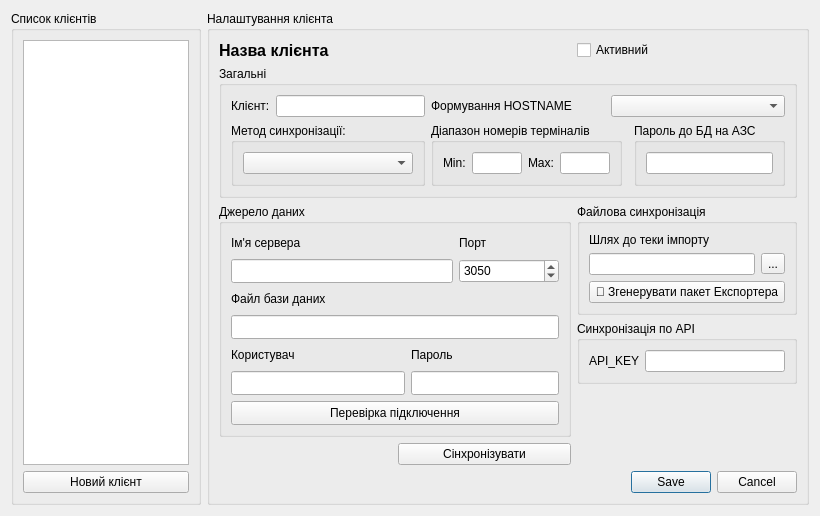
Before: the Qt Designer form Gandalf/Clients/clientslistdialog.ui in rust3128/WhiteTower, drawn with Qt 5.
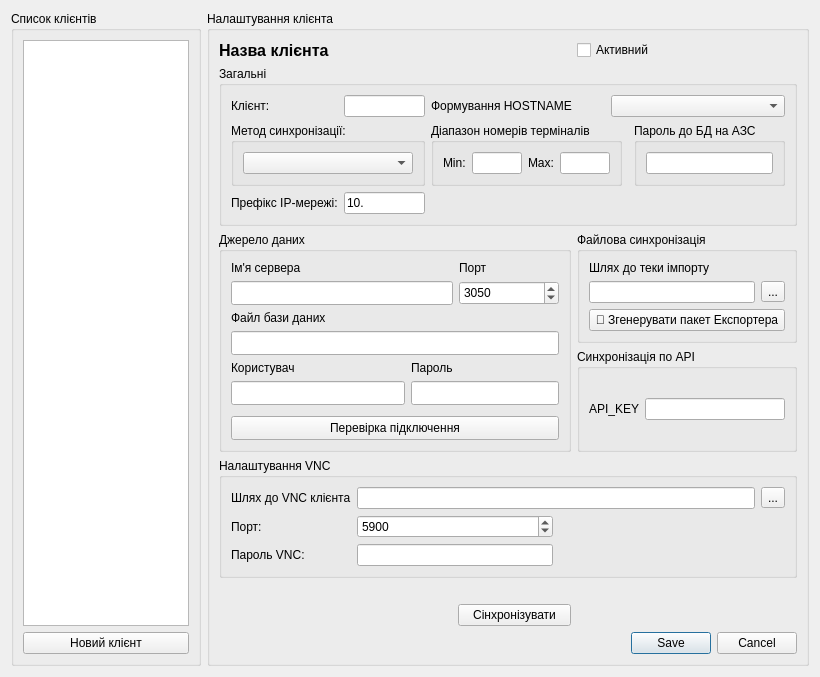
After: the same form once the commit is applied. Icons and pictures are not drawn.

Patch:
```diff
--- a/Gandalf/Clients/clientslistdialog.ui
+++ b/Gandalf/Clients/clientslistdialog.ui
@@ -7,7 +7,7 @@
     <x>0</x>
     <y>0</y>
     <width>820</width>
-    <height>516</height>
+    <height>677</height>
    </rect>
   </property>
   <property name="windowTitle">
@@ -19,8 +19,8 @@
      <property name="title">
       <string>Налаштування клієнта</string>
      </property>
-     <layout class="QGridLayout" name="gridLayout_9">
-      <item row="5" column="0" rowspan="3" colspan="2">
+     <layout class="QGridLayout" name="gridLayout_10">
+      <item row="2" column="0" rowspan="2" colspan="3">
        <widget class="QGroupBox" name="groupBoxDatabase">
         <property name="minimumSize">
          <size>
@@ -32,19 +32,61 @@
          <string>Джерело даних</string>
         </property>
         <layout class="QGridLayout" name="gridLayout_8">
-         <item row="5" column="1" colspan="2">
-          <widget class="QLineEdit" name="lineEditPass">
+         <item row="4" column="1">
+          <widget class="QLabel" name="label_9">
+           <property name="text">
+            <string>Пароль</string>
+           </property>
+          </widget>
+         </item>
+         <item row="4" column="0">
+          <widget class="QLabel" name="label_10">
+           <property name="text">
+            <string>Користувач</string>
+           </property>
+          </widget>
+         </item>
+         <item row="5" column="0">
+          <widget class="QLineEdit" name="lineEditUser">
            <property name="minimumSize">
             <size>
              <width>0</width>
              <height>24</height>
             </size>
            </property>
-           <property name="echoMode">
-            <enum>QLineEdit::EchoMode::Password</enum>
+           <property name="jsonKey" stdset="0">
+            <string>config_direct.db_user</string>
            </property>
+          </widget>
+         </item>
+         <item row="1" column="2">
+          <widget class="QSpinBox" name="spinBoxPort">
+           <property name="minimumSize">
+            <size>
+             <width>100</width>
+             <height>24</height>
+            </size>
+           </property>
+           <property name="maximumSize">
+            <size>
+             <width>100</width>
+             <height>16777215</height>
+            </size>
+           </property>
+           <property name="buttonSymbols">
+            <enum>QAbstractSpinBox::ButtonSymbols::UpDownArrows</enum>
+           </property>
+           <property name="maximum">
+            <number>65535</number>
+           </property>
+           <property name="stepType">
+            <enum>QAbstractSpinBox::StepType::DefaultStepType</enum>
+           </property>
+           <property name="value">
+            <number>3050</number>
+           </property>
            <property name="jsonKey" stdset="0">
-            <string>config_direct.db_password</string>
+            <string>config_direct.db_port</string>
            </property>
           </widget>
          </item>
@@ -55,7 +97,7 @@
            </property>
           </widget>
          </item>
-         <item row="6" column="0" colspan="3">
+         <item row="7" column="0" colspan="3">
           <widget class="QPushButton" name="pushButtonCheckConnections">
            <property name="minimumSize">
             <size>
@@ -82,71 +124,6 @@
            </property>
           </widget>
          </item>
-         <item row="2" column="0">
-          <widget class="QLabel" name="label_8">
-           <property name="text">
-            <string>Файл бази даних</string>
-           </property>
-          </widget>
-         </item>
-         <item row="1" column="2">
-          <widget class="QSpinBox" name="spinBoxPort">
-           <property name="minimumSize">
-            <size>
-             <width>100</width>
-             <height>24</height>
-            </size>
-           </property>
-           <property name="maximumSize">
-            <size>
-             <width>100</width>
-             <height>16777215</height>
-            </size>
-           </property>
-           <property name="buttonSymbols">
-            <enum>QAbstractSpinBox::ButtonSymbols::UpDownArrows</enum>
-           </property>
-           <property name="maximum">
-            <number>65535</number>
-           </property>
-           <property name="stepType">
-            <enum>QAbstractSpinBox::StepType::DefaultStepType</enum>
-           </property>
-           <property name="value">
-            <number>3050</number>
-           </property>
-           <property name="jsonKey" stdset="0">
-            <string>config_direct.db_port</string>
-           </property>
-          </widget>
-         </item>
-         <item row="5" column="0">
-          <widget class="QLineEdit" name="lineEditUser">
-           <property name="minimumSize">
-            <size>
-             <width>0</width>
-             <height>24</height>
-            </size>
-           </property>
-           <property name="jsonKey" stdset="0">
-            <string>config_direct.db_user</string>
-           </property>
-          </widget>
-         </item>
-         <item row="4" column="1">
-          <widget class="QLabel" name="label_9">
-           <property name="text">
-            <string>Пароль</string>
-           </property>
-          </widget>
-         </item>
-         <item row="4" column="0">
-          <widget class="QLabel" name="label_10">
-           <property name="text">
-            <string>Користувач</string>
-           </property>
-          </widget>
-         </item>
          <item row="3" column="0" colspan="3">
           <widget class="QLineEdit" name="lineEditDBFileName">
            <property name="minimumSize">
@@ -160,6 +137,22 @@
            </property>
           </widget>
          </item>
+         <item row="5" column="1" colspan="2">
+          <widget class="QLineEdit" name="lineEditPass">
+           <property name="minimumSize">
+            <size>
+             <width>0</width>
+             <height>24</height>
+            </size>
+           </property>
+           <property name="echoMode">
+            <enum>QLineEdit::EchoMode::Password</enum>
+           </property>
+           <property name="jsonKey" stdset="0">
+            <string>config_direct.db_password</string>
+           </property>
+          </widget>
+         </item>
          <item row="1" column="0" colspan="2">
           <widget class="QLineEdit" name="lineEditServerName">
            <property name="minimumSize">
@@ -173,93 +166,30 @@
            </property>
           </widget>
          </item>
-        </layout>
-       </widget>
-      </item>
-      <item row="5" column="2">
-       <widget class="QGroupBox" name="groupBoxFileSettings">
-        <property name="title">
-         <string>Файлова синхронізація</string>
-        </property>
-        <layout class="QGridLayout" name="gridLayout_2">
-         <item row="1" column="0">
-          <widget class="QLineEdit" name="lineEditImportPathFile">
-           <property name="jsonKey" stdset="0">
-            <string>config_file.import_path</string>
-           </property>
-          </widget>
-         </item>
-         <item row="0" column="0">
-          <widget class="QLabel" name="label_12">
+         <item row="2" column="0">
+          <widget class="QLabel" name="label_8">
            <property name="text">
-            <string>Шлях до теки імпорту</string>
+            <string>Файл бази даних</string>
            </property>
           </widget>
          </item>
-         <item row="1" column="1">
-          <widget class="QToolButton" name="toolButtonBrowseImport">
-           <property name="text">
-            <string>...</string>
+         <item row="6" column="1">
+          <spacer name="verticalSpacer_2">
+           <property name="orientation">
+            <enum>Qt::Orientation::Vertical</enum>
            </property>
-          </widget>
-         </item>
-         <item row="2" column="0" colspan="2">
-          <widget class="QPushButton" name="pushButtonGenerateExporter">
-           <property name="enabled">
-            <bool>true</bool>
+           <property name="sizeHint" stdset="0">
+            <size>
+             <width>20</width>
+             <height>40</height>
+            </size>
            </property>
-           <property name="text">
-            <string>💾 Згенерувати пакет Експортера</string>
-           </property>
-          </widget>
+          </spacer>
          </item>
         </layout>
        </widget>
       </item>
-      <item row="8" column="1">
-       <widget class="QPushButton" name="pushButtonSync">
-        <property name="text">
-         <string>Сінхронізувати</string>
-        </property>
-       </widget>
-      </item>
-      <item row="0" column="0" colspan="2">
-       <widget class="QLabel" name="labelTitle">
-        <property name="font">
-         <font>
-          <pointsize>12</pointsize>
-          <bold>true</bold>
-         </font>
-        </property>
-        <property name="text">
-         <string>Назва клієнта</string>
-        </property>
-       </widget>
-      </item>
-      <item row="6" column="2">
-       <widget class="QGroupBox" name="groupBoxSyncAPI">
-        <property name="title">
-         <string>Синхронізація по API</string>
-        </property>
-        <layout class="QGridLayout" name="gridLayout_6">
-         <item row="0" column="0">
-          <widget class="QLabel" name="label_11">
-           <property name="text">
-            <string>API_KEY</string>
-           </property>
-          </widget>
-         </item>
-         <item row="0" column="1">
-          <widget class="QLineEdit" name="lineEditApiKeyPalantir">
-           <property name="jsonKey" stdset="0">
-            <string>config_palantir.api_key</string>
-           </property>
-          </widget>
-         </item>
-        </layout>
-       </widget>
-      </item>
-      <item row="9" column="0" colspan="3">
+      <item row="7" column="2" colspan="2">
        <widget class="QDialogButtonBox" name="buttonBox">
         <property name="standardButtons">
          <set>QDialogButtonBox::StandardButton::Cancel|QDialogButtonBox::StandardButton::Save</set>
@@ -269,7 +199,27 @@
         </property>
        </widget>
       </item>
-      <item row="0" column="2">
+      <item row="6" column="2">
+       <widget class="QPushButton" name="pushButtonSync">
+        <property name="text">
+         <string>Сінхронізувати</string>
+        </property>
+       </widget>
+      </item>
+      <item row="5" column="2">
+       <spacer name="verticalSpacer">
+        <property name="orientation">
+         <enum>Qt::Orientation::Vertical</enum>
+        </property>
+        <property name="sizeHint" stdset="0">
+         <size>
+          <width>20</width>
+          <height>40</height>
+         </size>
+        </property>
+       </spacer>
+      </item>
+      <item row="0" column="3">
        <widget class="QCheckBox" name="checkBoxIsActive">
         <property name="text">
          <string>Активний</string>
@@ -279,12 +229,35 @@
         </property>
        </widget>
       </item>
-      <item row="3" column="0" colspan="3">
+      <item row="1" column="0" colspan="4">
        <widget class="QGroupBox" name="groupBoxGeneral">
         <property name="title">
          <string>Загальні</string>
         </property>
         <layout class="QGridLayout" name="gridLayout_7">
+         <item row="3" column="0" colspan="2">
+          <widget class="QGroupBox" name="groupBox">
+           <property name="title">
+            <string>Метод синхронізації:</string>
+           </property>
+           <layout class="QHBoxLayout" name="horizontalLayout_2">
+            <item>
+             <widget class="QComboBox" name="comboBoxSyncMetod">
+              <property name="jsonKey" stdset="0">
+               <string>sync_method</string>
+              </property>
+             </widget>
+            </item>
+           </layout>
+          </widget>
+         </item>
+         <item row="1" column="0">
+          <widget class="QLabel" name="label">
+           <property name="text">
+            <string>Клієнт:</string>
+           </property>
+          </widget>
+         </item>
          <item row="3" column="2" colspan="2">
           <widget class="QGroupBox" name="groupBoxMinMacTerm">
            <property name="title">
@@ -369,13 +342,6 @@
            </property>
           </widget>
          </item>
-         <item row="1" column="0">
-          <widget class="QLabel" name="label">
-           <property name="text">
-            <string>Клієнт:</string>
-           </property>
-          </widget>
-         </item>
          <item row="1" column="2" colspan="4">
           <layout class="QHBoxLayout" name="horizontalLayout">
            <item>
@@ -394,21 +360,174 @@
            </item>
           </layout>
          </item>
-         <item row="3" column="0" colspan="2">
-          <widget class="QGroupBox" name="groupBox">
-           <property name="title">
-            <string>Метод синхронізації:</string>
+         <item row="4" column="0">
+          <widget class="QLabel" name="labelIpPrefix">
+           <property name="text">
+            <string>Префікс IP-мережі:</string>
            </property>
-           <layout class="QHBoxLayout" name="horizontalLayout_2">
-            <item>
-             <widget class="QComboBox" name="comboBoxSyncMetod">
-              <property name="jsonKey" stdset="0">
-               <string>sync_method</string>
-              </property>
-             </widget>
-            </item>
-           </layout>
           </widget>
+         </item>
+         <item row="4" column="1">
+          <widget class="QLineEdit" name="lineEditIpPrefix">
+           <property name="text">
+            <string>10.</string>
+           </property>
+           <property name="maxLength">
+            <number>15</number>
+           </property>
+          </widget>
+         </item>
+        </layout>
+       </widget>
+      </item>
+      <item row="2" column="3">
+       <widget class="QGroupBox" name="groupBoxFileSettings">
+        <property name="title">
+         <string>Файлова синхронізація</string>
+        </property>
+        <layout class="QGridLayout" name="gridLayout_2">
+         <item row="1" column="0">
+          <widget class="QLineEdit" name="lineEditImportPathFile">
+           <property name="jsonKey" stdset="0">
+            <string>config_file.import_path</string>
+           </property>
+          </widget>
+         </item>
+         <item row="0" column="0">
+          <widget class="QLabel" name="label_12">
+           <property name="text">
+            <string>Шлях до теки імпорту</string>
+           </property>
+          </widget>
+         </item>
+         <item row="1" column="1">
+          <widget class="QToolButton" name="toolButtonBrowseImport">
+           <property name="text">
+            <string>...</string>
+           </property>
+          </widget>
+         </item>
+         <item row="2" column="0" colspan="2">
+          <widget class="QPushButton" name="pushButtonGenerateExporter">
+           <property name="enabled">
+            <bool>true</bool>
+           </property>
+           <property name="text">
+            <string>💾 Згенерувати пакет Експортера</string>
+           </property>
+          </widget>
+         </item>
+        </layout>
+       </widget>
+      </item>
+      <item row="0" column="0">
+       <widget class="QLabel" name="labelTitle">
+        <property name="font">
+         <font>
+          <pointsize>12</pointsize>
+          <bold>true</bold>
+         </font>
+        </property>
+        <property name="text">
+         <string>Назва клієнта</string>
+        </property>
+       </widget>
+      </item>
+      <item row="3" column="3">
+       <widget class="QGroupBox" name="groupBoxSyncAPI">
+        <property name="title">
+         <string>Синхронізація по API</string>
+        </property>
+        <layout class="QGridLayout" name="gridLayout_6">
+         <item row="0" column="0">
+          <widget class="QLabel" name="label_11">
+           <property name="text">
+            <string>API_KEY</string>
+           </property>
+          </widget>
+         </item>
+         <item row="0" column="1">
+          <widget class="QLineEdit" name="lineEditApiKeyPalantir">
+           <property name="jsonKey" stdset="0">
+            <string>config_palantir.api_key</string>
+           </property>
+          </widget>
+         </item>
+        </layout>
+       </widget>
+      </item>
+      <item row="4" column="0" colspan="4">
+       <widget class="QGroupBox" name="groupBoxVNC">
+        <property name="title">
+         <string>Налаштування VNC</string>
+        </property>
+        <layout class="QGridLayout" name="gridLayout_9">
+         <item row="2" column="0">
+          <widget class="QLabel" name="label_14">
+           <property name="text">
+            <string>Пароль VNC:</string>
+           </property>
+          </widget>
+         </item>
+         <item row="2" column="1">
+          <widget class="QLineEdit" name="lineEditVncPassword">
+           <property name="echoMode">
+            <enum>QLineEdit::EchoMode::Password</enum>
+           </property>
+          </widget>
+         </item>
+         <item row="0" column="0">
+          <widget class="QLabel" name="label_2">
+           <property name="text">
+            <string>Шлях до VNC клієнта</string>
+           </property>
+          </widget>
+         </item>
+         <item row="1" column="0">
+          <widget class="QLabel" name="label_13">
+           <property name="text">
+            <string>Порт:</string>
+           </property>
+          </widget>
+         </item>
+         <item row="1" column="1">
+          <widget class="QSpinBox" name="spinBoxVncPort">
+           <property name="minimum">
+            <number>1</number>
+           </property>
+           <property name="maximum">
+            <number>65535</number>
+           </property>
+           <property name="stepType">
+            <enum>QAbstractSpinBox::StepType::AdaptiveDecimalStepType</enum>
+           </property>
+           <property name="value">
+            <number>5900</number>
+           </property>
+          </widget>
+         </item>
+         <item row="0" column="1" colspan="2">
+          <widget class="QLineEdit" name="lineEditVncPath"/>
+         </item>
+         <item row="0" column="3">
+          <widget class="QToolButton" name="toolButtonBrowseVncPath">
+           <property name="text">
+            <string>...</string>
+           </property>
+          </widget>
+         </item>
+         <item row="1" column="2">
+          <spacer name="horizontalSpacer">
+           <property name="orientation">
+            <enum>Qt::Orientation::Horizontal</enum>
+           </property>
+           <property name="sizeHint" stdset="0">
+            <size>
+             <width>40</width>
+             <height>20</height>
+            </size>
+           </property>
+          </spacer>
          </item>
         </layout>
        </widget>
```
